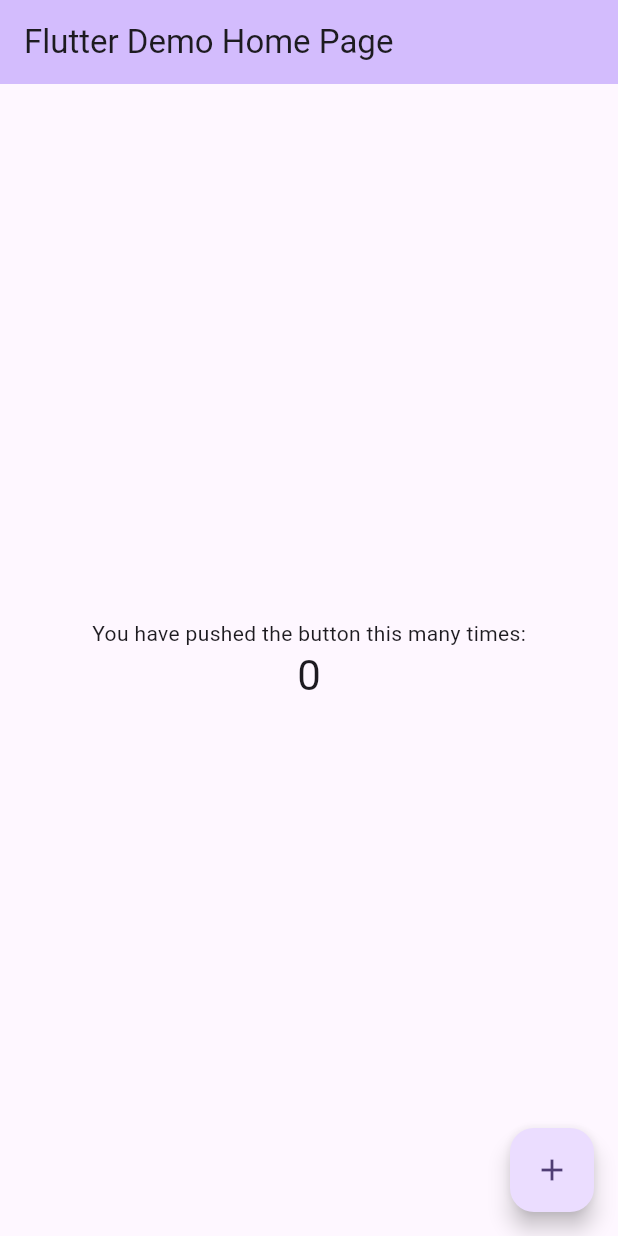
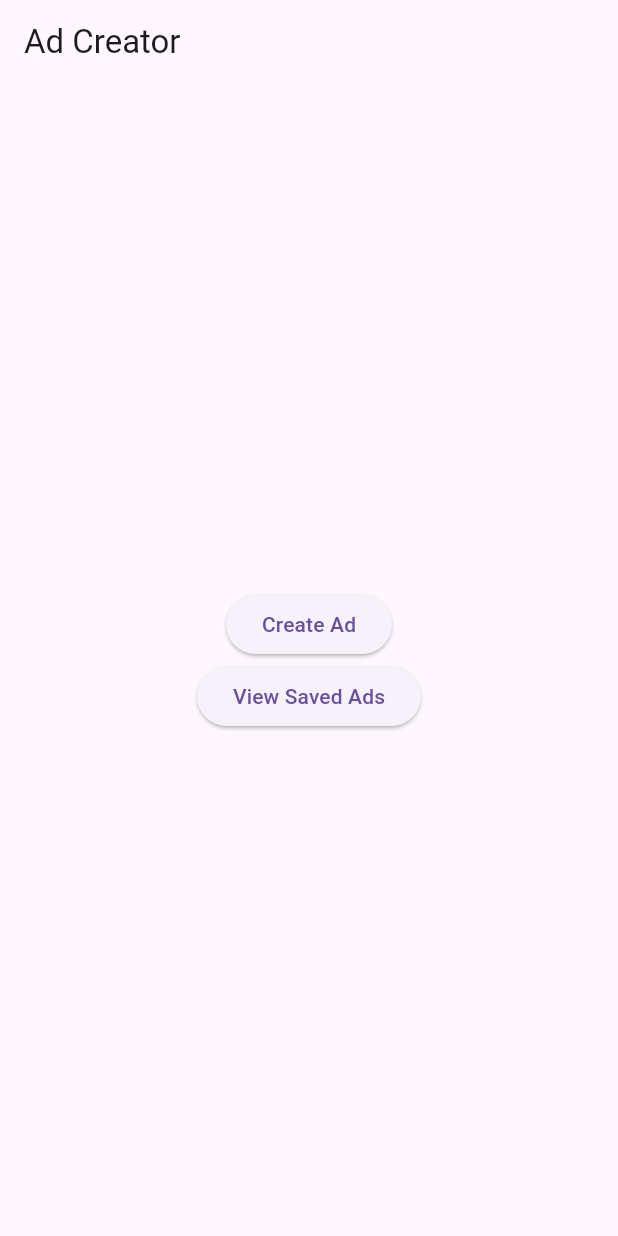
Before and after one commit to AshfaqMahmud/offer_app, a Flutter app: the screen it shows after launch, on a phone screen of 412 x 824 dp. Run offline on Flutter 3.47's test engine with Material 3 defaults, Android fonts, the phone set to English and light mode, and no system bars; our stand-ins replace flutter_image_compress, image_picker, sqflite; accounts and stored records are empty.

Commit message:
sqflite-working

```diff
--- a/lib/main.dart
+++ b/lib/main.dart
@@ -1,125 +1,57 @@
 import 'package:flutter/material.dart';
+import 'package:offer_app/view/AdListScreen.dart';
+import 'package:offer_app/view/PostAd.dart';
+
 
 void main() {
-  runApp(const MyApp());
+  runApp(MyApp());
 }
 
 class MyApp extends StatelessWidget {
-  const MyApp({super.key});
-
-  // This widget is the root of your application.
   @override
   Widget build(BuildContext context) {
     return MaterialApp(
-      title: 'Flutter Demo',
+      title: 'Ad Creator',
       theme: ThemeData(
-        // This is the theme of your application.
-        //
-        // TRY THIS: Try running your application with "flutter run". You'll see
-        // the application has a purple toolbar. Then, without quitting the app,
-        // try changing the seedColor in the colorScheme below to Colors.green
-        // and then invoke "hot reload" (save your changes or press the "hot
-        // reload" button in a Flutter-supported IDE, or press "r" if you used
-        // the command line to start the app).
-        //
-        // Notice that the counter didn't reset back to zero; the application
-        // state is not lost during the reload. To reset the state, use hot
-        // restart instead.
-        //
-        // This works for code too, not just values: Most code changes can be
-        // tested with just a hot reload.
-        colorScheme: ColorScheme.fromSeed(seedColor: Colors.deepPurple),
-        useMaterial3: true,
+        primarySwatch: Colors.blue,
       ),
-      home: const MyHomePage(title: 'Flutter Demo Home Page'),
+      home: HomeScreen(),
     );
   }
 }
 
-class MyHomePage extends StatefulWidget {
-  const MyHomePage({super.key, required this.title});
-
-  // This widget is the home page of your application. It is stateful, meaning
-  // that it has a State object (defined below) that contains fields that affect
-  // how it looks.
-
-  // This class is the configuration for the state. It holds the values (in this
-  // case the title) provided by the parent (in this case the App widget) and
-  // used by the build method of the State. Fields in a Widget subclass are
-  // always marked "final".
-
-  final String title;
-
-  @override
-  State<MyHomePage> createState() => _MyHomePageState();
-}
-
-class _MyHomePageState extends State<MyHomePage> {
-  int _counter = 0;
-
-  void _incrementCounter() {
-    setState(() {
-      // This call to setState tells the Flutter framework that something has
-      // changed in this State, which causes it to rerun the build method below
-      // so that the display can reflect the updated values. If we changed
-      // _counter without calling setState(), then the build method would not be
-      // called again, and so nothing would appear to happen.
-      _counter++;
-    });
-  }
-
+class HomeScreen extends StatelessWidget {
   @override
   Widget build(BuildContext context) {
-    // This method is rerun every time setState is called, for instance as done
-    // by the _incrementCounter method above.
-    //
-    // The Flutter framework has been optimized to make rerunning build methods
-    // fast, so that you can just rebuild anything that needs updating rather
-    // than having to individually change instances of widgets.
     return Scaffold(
       appBar: AppBar(
-        // TRY THIS: Try changing the color here to a specific color (to
-        // Colors.amber, perhaps?) and trigger a hot reload to see the AppBar
-        // change color while the other colors stay the same.
-        backgroundColor: Theme.of(context).colorScheme.inversePrimary,
-        // Here we take the value from the MyHomePage object that was created by
-        // the App.build method, and use it to set our appbar title.
-        title: Text(widget.title),
+        title: Text('Ad Creator'),
       ),
       body: Center(
-        // Center is a layout widget. It takes a single child and positions it
-        // in the middle of the parent.
         child: Column(
-          // Column is also a layout widget. It takes a list of children and
-          // arranges them vertically. By default, it sizes itself to fit its
-          // children horizontally, and tries to be as tall as its parent.
-          //
-          // Column has various properties to control how it sizes itself and
-          // how it positions its children. Here we use mainAxisAlignment to
-          // center the children vertically; the main axis here is the vertical
-          // axis because Columns are vertical (the cross axis would be
-          // horizontal).
-          //
-          // TRY THIS: Invoke "debug painting" (choose the "Toggle Debug Paint"
-          // action in the IDE, or press "p" in the console), to see the
-          // wireframe for each widget.
           mainAxisAlignment: MainAxisAlignment.center,
-          children: <Widget>[
-            const Text(
-              'You have pushed the button this many times:',
+          children: [
+            ElevatedButton(
+              onPressed: () {
+                Navigator.push(
+                  context,
+                  MaterialPageRoute(builder: (context) => AdForm()),
+                );
+              },
+              child: Text('Create Ad'),
             ),
-            Text(
-              '$_counter',
-              style: Theme.of(context).textTheme.headlineMedium,
+            ElevatedButton(
+              onPressed: () {
+                Navigator.push(
+                  context,
+                  MaterialPageRoute(builder: (context) => AdListScreen()),
+                );
+              },
+              child: Text('View Saved Ads'),
             ),
           ],
         ),
       ),
-      floatingActionButton: FloatingActionButton(
-        onPressed: _incrementCounter,
-        tooltip: 'Increment',
-        child: const Icon(Icons.add),
-      ), // This trailing comma makes auto-formatting nicer for build methods.
     );
   }
 }
--- /dev/null
+++ b/lib/model/AdModel.dart
@@ -0,0 +1,26 @@
+class Ad {
+  int? id;
+  String adImage; //Path to image file
+  String adDescription;
+
+  Ad({this.id, required this.adImage, required this.adDescription});
+
+  //Convert a Ad object into a Map object
+  Map<String, dynamic> toMap(){
+    return {
+      'id' : id,
+      'adImage' : adImage,
+      'adDescription' : adDescription,
+    };
+  }
+
+  //Convert a Map object into a Ad object
+
+  factory Ad.fromMap(Map<String,dynamic> map) {
+    return Ad(
+      id : map['id'],
+      adImage: map['adImage'],
+      adDescription: map['adDescription'],
+    );
+  }
+}
```
Also changed, not shown: lib/database/CRUD.dart (added, +56 -0 lines), lib/database/DBHelper.dart (added, +59 -0 lines), lib/view/AdListScreen.dart (added, +65 -0 lines), lib/view/PostAd.dart (added, +121 -0 lines), pubspec.yaml (+8 -35 lines), lib/database/ReadAd.dart (added), pubspec.lock, 1 other file.
